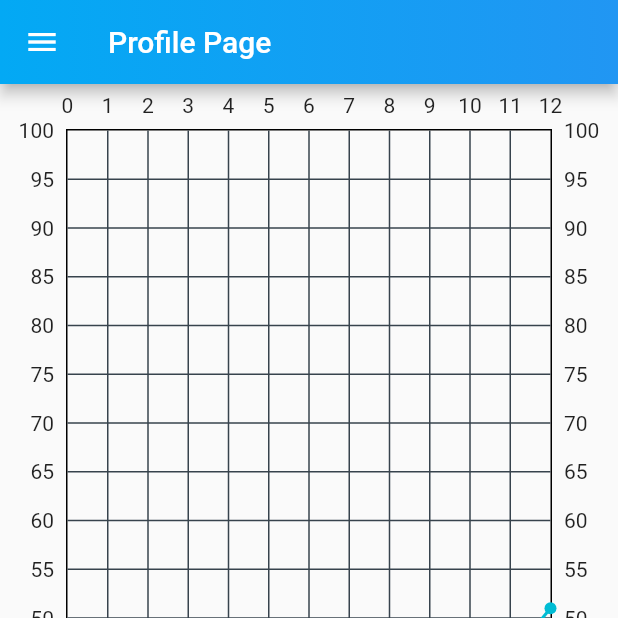
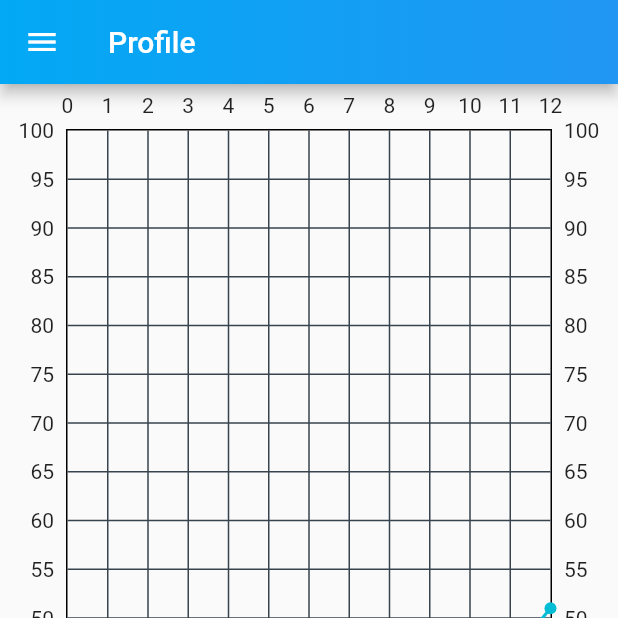
Before and after one commit to jamep007/ProHealth, a Flutter app: the ProfilePage screen opened by its route, item 2 of the bottom bar chosen, on a phone screen of 412 x 824 dp, the top half of it. Run offline on Flutter 3.47's test engine with Material 2 defaults, Android fonts, the phone set to English and light mode, and no system bars; drawn by our look-alikes of fl_chart; our stand-ins replace charts_flutter, flutter_secure_storage, font_awesome_flutter; missing offline and left inert: dart:ffi, flappy_search_bar; accounts and stored records are empty; network calls fail.

Commit message:
quick change to profile page

```diff
--- a/lib/Profile/profilepage.dart
+++ b/lib/Profile/profilepage.dart
@@ -30,7 +30,7 @@ class _ProfilePageState extends State<ProfilePage> {
   Widget build(BuildContext context) {
     return Scaffold(
       appBar: AppBar(
-          title: Text("Profile Page"),
+          title: Text("Profile"),
           flexibleSpace: Container(
             decoration: BoxDecoration(
                 gradient: LinearGradient(
```
